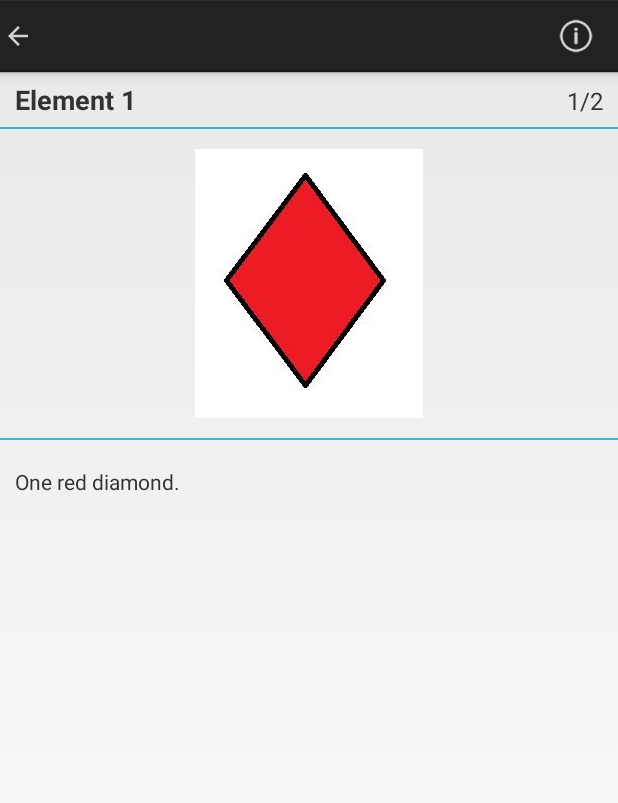
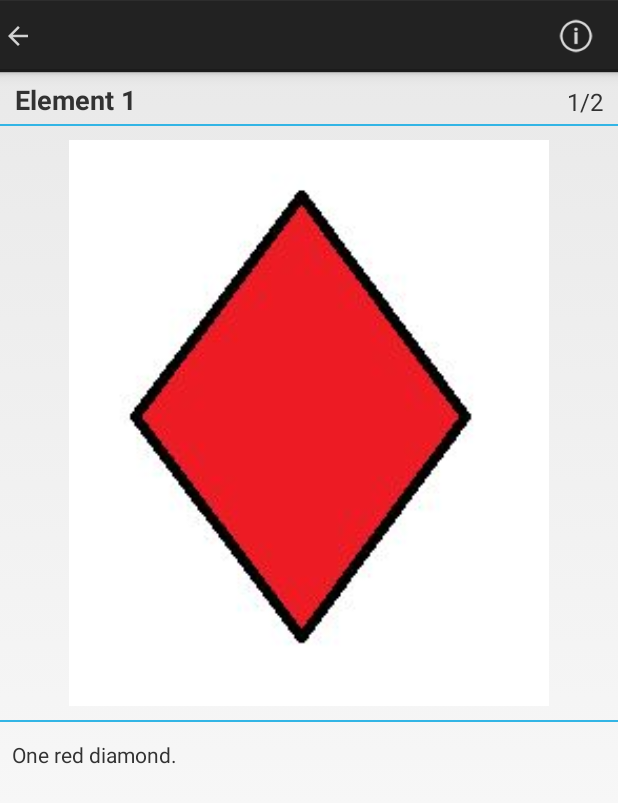
Before and after one commit to avlweb/collectionviewer, an Android app: the DisplayItem screen opened directly, with no data from a screen before it, on a phone screen of 412 x 824 dp. Shown: the top 803 px of the screen. Run offline under Robolectric (Android 15) with nearby library versions, the light colour scheme and no system bars.

Commit message:
Improvments and fix bugs

```diff
--- a/app/build.gradle
+++ b/app/build.gradle
@@ -46,4 +46,5 @@ android {
 
 dependencies {
     implementation 'com.android.support:support-v4:28.0.0'
+    implementation 'com.android.support.constraint:constraint-layout:1.1.3'
 }
--- a/app/src/main/java/com/avlweb/encycloviewer/DisplayItem.java
+++ b/app/src/main/java/com/avlweb/encycloviewer/DisplayItem.java
@@ -37,10 +37,9 @@ public class DisplayItem extends Activity implements View.OnClickListener {
 
         setContentView(R.layout.activity_display_item);
 
-        setTitle("");
-
         ActionBar actionbar = getActionBar();
         if (actionbar != null) {
+            actionbar.setDisplayShowTitleEnabled(false);
             actionbar.setDisplayHomeAsUpEnabled(true);
             actionbar.setDisplayShowHomeEnabled(false);
         }
@@ -158,16 +157,16 @@ public class DisplayItem extends Activity implements View.OnClickListener {
 
         MainList.selectedItemPosition = this.position;
 
-        TextView editText1 = findViewById(R.id.editText1);
+        TextView editText1 = findViewById(R.id.textView1);
         editText1.setText(currentElement.toString());
 
-        TextView editText2 = findViewById(R.id.editText2);
+        TextView editText2 = findViewById(R.id.textView3);
         editText2.setText(currentElement.getField2());
 
         if (MainList.imgIdx > currentElement.getLastImageIndex())
             MainList.imgIdx = 1;
 
-        TextView editText3 = findViewById(R.id.editText3);
+        TextView editText3 = findViewById(R.id.textView2);
         editText3.setText(MainList.imgIdx + "/" + currentElement.getLastImageIndex());
 
         displayImage();
@@ -217,7 +216,7 @@ public class DisplayItem extends Activity implements View.OnClickListener {
         else
             MainList.imgIdx = 1;
 
-        TextView editText3 = findViewById(R.id.editText3);
+        TextView editText3 = findViewById(R.id.textView2);
         editText3.setText(MainList.imgIdx + "/" + currentElement.getLastImageIndex());
 
         displayImage();
--- a/app/src/main/java/com/avlweb/encycloviewer/MainList.java
+++ b/app/src/main/java/com/avlweb/encycloviewer/MainList.java
@@ -1,5 +1,6 @@
 package com.avlweb.encycloviewer;
 
+import android.app.ActionBar;
 import android.app.Activity;
 import android.app.AlertDialog;
 import android.content.DialogInterface;
@@ -30,7 +31,10 @@ public class MainList extends Activity {
     public void onCreate(Bundle savedInstanceState) {
         super.onCreate(savedInstanceState);
         setContentView(R.layout.activity_main_list);
-        setTitle("");
+        ActionBar actionbar = getActionBar();
+        if (actionbar != null) {
+            actionbar.setDisplayShowTitleEnabled(false);
+        }
         loadDatabaseInList();
     }
 
--- a/app/src/main/java/com/avlweb/encycloviewer/Settings.java
+++ b/app/src/main/java/com/avlweb/encycloviewer/Settings.java
@@ -31,6 +31,7 @@ public class Settings extends Activity {
 
         ActionBar actionbar = getActionBar();
         if (actionbar != null) {
+            actionbar.setDisplayShowTitleEnabled(false);
             actionbar.setDisplayHomeAsUpEnabled(true);
             actionbar.setDisplayShowHomeEnabled(false);
         }
--- a/app/src/main/res/layout/activity_display_item.xml
+++ b/app/src/main/res/layout/activity_display_item.xml
@@ -1,71 +1,88 @@
 <?xml version="1.0" encoding="utf-8"?>
-<LinearLayout xmlns:android="http://schemas.android.com/apk/res/android"
+<android.support.constraint.ConstraintLayout xmlns:android="http://schemas.android.com/apk/res/android"
+    xmlns:app="http://schemas.android.com/apk/res-auto"
     xmlns:tools="http://schemas.android.com/tools"
     android:layout_width="match_parent"
     android:layout_height="match_parent"
     android:orientation="vertical"
     tools:context=".DisplayItem">
 
-    <GridLayout
-        android:layout_width="match_parent"
-        android:layout_height="wrap_content"
-        android:orientation="horizontal">
-
     <TextView
-            android:id="@+id/editText1"
+        android:id="@+id/textView1"
         android:layout_width="wrap_content"
         android:layout_height="wrap_content"
-            android:layout_gravity="start"
         android:layout_marginStart="10dp"
         android:layout_marginTop="6dp"
         android:layout_marginBottom="6dp"
-            android:hint="@string/hello_world"
+        android:text="@string/hello_world"
         android:textSize="18sp"
-            android:textStyle="bold" />
+        android:textStyle="bold"
+        app:layout_constraintStart_toStartOf="parent"
+        app:layout_constraintTop_toTopOf="parent" />
 
     <TextView
-            android:id="@+id/editText3"
+        android:id="@+id/textView2"
         android:layout_width="wrap_content"
         android:layout_height="wrap_content"
-            android:layout_gravity="end"
         android:layout_marginTop="6dp"
         android:layout_marginEnd="10dp"
-            android:layout_marginBottom="6dp"
-            android:hint="@string/_1_1"
-            android:textSize="16sp" />
-
-    </GridLayout>
+        android:text="@string/_1_1"
+        android:textSize="16sp"
+        app:layout_constraintBottom_toBottomOf="@id/textView1"
+        app:layout_constraintEnd_toEndOf="parent" />
 
     <View
+        android:id="@+id/view1"
         android:layout_width="match_parent"
         android:layout_height="1dp"
-        android:layout_marginBottom="8dp"
-        android:background="@android:color/holo_blue_light" />
+        android:layout_marginVertical="4dp"
+        android:background="@android:color/holo_blue_light"
+        app:layout_constraintStart_toStartOf="parent"
+        app:layout_constraintTop_toBottomOf="@id/textView1" />
 
     <ImageView
         android:id="@+id/imageView1"
         android:layout_width="match_parent"
-        android:layout_height="wrap_content"
+        android:layout_height="0dp"
+        android:layout_marginHorizontal="4dp"
+        android:layout_marginTop="4dp"
         android:contentDescription="@string/image_content"
-        android:padding="5dp" />
+        android:padding="5dp"
+        app:layout_constraintHeight_percent=".5"
+        app:layout_constraintStart_toStartOf="parent"
+        app:layout_constraintTop_toBottomOf="@id/view1" />
 
     <View
+        android:id="@+id/view2"
         android:layout_width="match_parent"
         android:layout_height="1dp"
-        android:layout_marginTop="8dp"
-        android:layout_marginBottom="8dp"
-        android:background="@android:color/holo_blue_light" />
+        android:layout_marginVertical="4dp"
+        android:background="@android:color/holo_blue_light"
+        app:layout_constraintStart_toStartOf="parent"
+        app:layout_constraintTop_toBottomOf="@id/imageView1" />
 
     <ScrollView
-        android:layout_width="match_parent"
-        android:layout_height="wrap_content">
+        android:layout_width="0dp"
+        android:layout_height="0dp"
+        android:layout_marginTop="4dp"
+        android:fadeScrollbars="false"
+        android:fastScrollAlwaysVisible="true"
+        android:fastScrollEnabled="false"
+        android:scrollbarStyle="outsideInset"
+        android:verticalScrollbarPosition="right"
+        app:layout_constraintBottom_toBottomOf="parent"
+        app:layout_constraintLeft_toLeftOf="parent"
+        app:layout_constraintRight_toRightOf="parent"
+        app:layout_constraintTop_toBottomOf="@id/view2">
 
         <TextView
-            android:id="@+id/editText2"
+            android:id="@+id/textView3"
             android:layout_width="match_parent"
             android:layout_height="wrap_content"
-            android:padding="10dp"
+            android:padding="8dp"
+            android:text="@string/lorem_ipsum"
             android:textSize="14sp" />
+
     </ScrollView>
 
-</LinearLayout>
+</android.support.constraint.ConstraintLayout>
--- a/app/src/main/res/layout/activity_home.xml
+++ b/app/src/main/res/layout/activity_home.xml
@@ -1,6 +1,5 @@
 <LinearLayout xmlns:android="http://schemas.android.com/apk/res/android"
     xmlns:tools="http://schemas.android.com/tools"
-    android:id="@+id/LinearLayout1"
     android:layout_width="match_parent"
     android:layout_height="match_parent"
     android:gravity="center_horizontal"
@@ -32,6 +31,6 @@
         android:fastScrollAlwaysVisible="true"
         android:fastScrollEnabled="true"
         android:scrollbarStyle="outsideInset"
-        android:verticalScrollbarPosition="left" />
+        android:verticalScrollbarPosition="right" />
 
 </LinearLayout>
--- a/app/src/main/res/layout/activity_main_list.xml
+++ b/app/src/main/res/layout/activity_main_list.xml
@@ -15,6 +15,6 @@
         android:fastScrollAlwaysVisible="true"
         android:fastScrollEnabled="true"
         android:scrollbarStyle="outsideInset"
-        android:verticalScrollbarPosition="left" />
+        android:verticalScrollbarPosition="right" />
 
 </LinearLayout>
```
Also changed, not shown: app/src/main/java/com/avlweb/encycloviewer/SearchInDatabase.java (+11 -10 lines), app/src/main/res/layout/activity_search.xml (+33 -17 lines), app/src/main/res/layout/activity_settings.xml (+15 -14 lines), app/src/main/res/values/strings.xml (+11 -3 lines), app/src/main/res/drawable-hdpi/menu_back.png, app/src/main/res/drawable-mdpi/menu_back.png, app/src/main/res/drawable-xhdpi/menu_back.png, app/src/main/res/drawable-xxhdpi/menu_back.png, 1 other file. Lines whose indentation alone changed are shown as unchanged.
